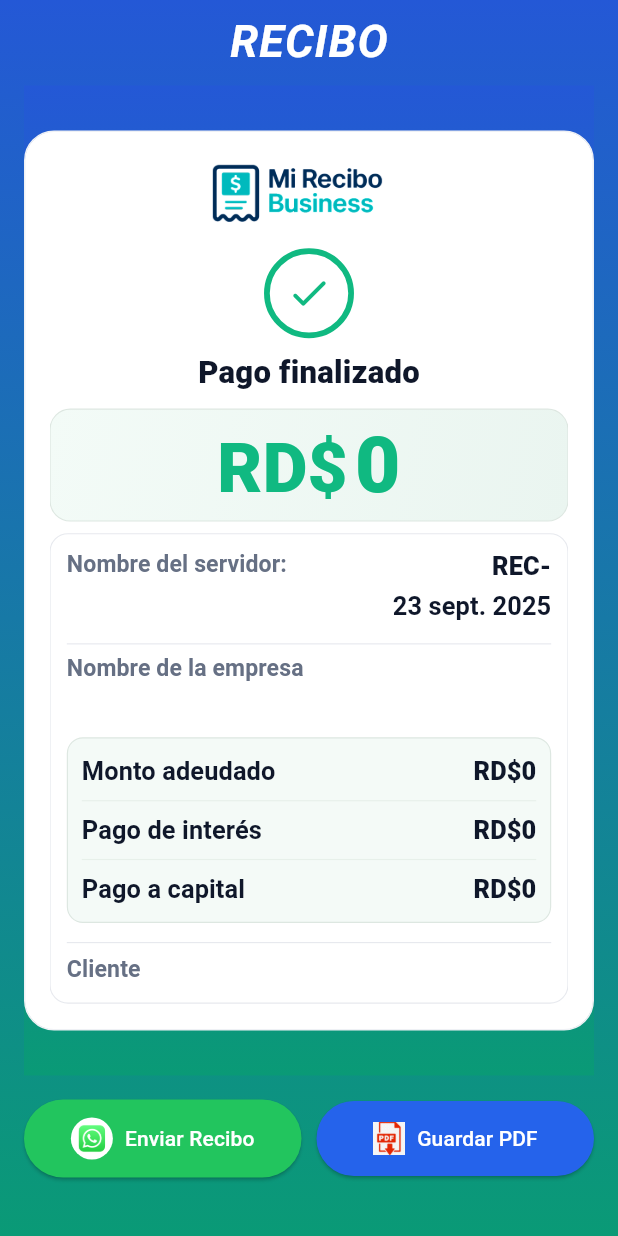
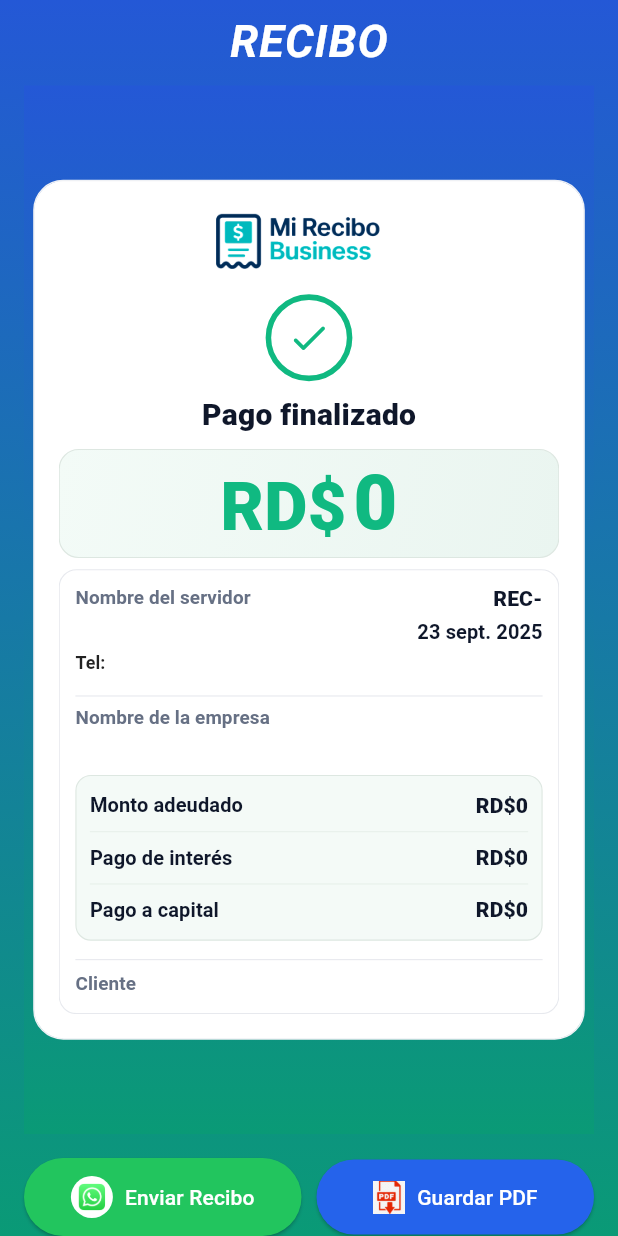
Before and after one commit to Luis2Sosa/mi_recibo_business, a Flutter app: the ReciboScreen screen opened directly with empty values, on a phone screen of 412 x 824 dp. Run offline on Flutter 3.47's test engine with Material 3 defaults, Android fonts, the phone set to English and light mode, and no system bars; our stand-ins replace cloud_firestore, firebase_auth, firebase_core, google_fonts, google_sign_in, pdf and 1 more; missing offline and left inert: flutter_file_dialog; accounts and stored records are empty; Roboto replaces fonts that are missing (Playfair).

Commit message:
Ajustando detalles del recibo

```diff
--- a/lib/ui/recibo_screen.dart
+++ b/lib/ui/recibo_screen.dart
@@ -79,6 +79,8 @@ class ReciboUIConfig {
   final Color btnWhatsapp;
   final Color btnPdf;
 
+  final dynamic phoneStyle;
+
   const ReciboUIConfig({
     // Fondo
     this.gradientBegin = Alignment.topLeft,
@@ -155,29 +157,35 @@ class ReciboUIConfig {
 
     // Textos
     this.labelStyle = const TextStyle(
-      fontSize: 20, // ↑
+      fontSize: 17, // antes 20
       color: Color(0xFF667084),
       fontWeight: FontWeight.w600,
       letterSpacing: .1,
     ),
     this.valueStyle = const TextStyle(
-      fontSize: 22, // ↑
+      fontSize: 18, // antes 22
       color: Color(0xFF0F172A),
       fontWeight: FontWeight.w800,
       letterSpacing: .1,
     ),
     this.valueStrongStyle = const TextStyle(
-      fontSize: 22, // ↑
+      fontSize: 19, // antes 22
       color: Color(0xFF0F172A),
       fontWeight: FontWeight.w900,
       letterSpacing: .1,
     ),
     this.valueClientStyle = const TextStyle(
-      fontSize: 23, // ↑
+      fontSize: 20, // antes 23
       color: Color(0xFF0F172A),
       fontWeight: FontWeight.w900,
       letterSpacing: .2,
     ),
+    this.phoneStyle = const TextStyle(
+      fontSize: 16,
+      color: Color(0xFF667084),
+      fontWeight: FontWeight.w600,
+    ),
+
 
     // Botones
     this.btnWhatsapp = const Color(0xFF22C55E),
@@ -334,31 +342,54 @@ class _ReciboScreenState extends State<ReciboScreen> {
 
   Future<Uint8List> _capturarArea() async {
     final boundary = _captureKey.currentContext!.findRenderObject() as RenderRepaintBoundary;
-    final ui.Image image = await boundary.toImage(pixelRatio: 3.0);
+    final ui.Image image = await boundary.toImage(pixelRatio: 4.0);
     final byteData = await image.toByteData(format: ui.ImageByteFormat.png);
     return byteData!.buffer.asUint8List();
   }
 
   Future<void> _compartirWhatsApp() async {
     try {
-      final bytes = await _capturarArea();
+      // 1) Capturamos el área como imagen
+      final boundary = _captureKey.currentContext!.findRenderObject() as RenderRepaintBoundary;
+      final ui.Image image = await boundary.toImage(pixelRatio: 3.0); // 3.0 está bien; WhatsApp comprime igual
+      final byteData = await image.toByteData(format: ui.ImageByteFormat.png);
+      final pngBytes = byteData!.buffer.asUint8List();
+
+      // 2) La metemos dentro de un PDF (sin pérdida)
+      final pdf = pw.Document();
+      final img = pw.MemoryImage(pngBytes);
+      final pageFormat = PdfPageFormat(image.width.toDouble(), image.height.toDouble());
+      pdf.addPage(
+        pw.Page(
+          pageFormat: pageFormat,
+          margin: pw.EdgeInsets.zero,
+          build: (_) => pw.Image(img, fit: pw.BoxFit.cover),
+        ),
+      );
+      final pdfBytes = await pdf.save();
+
+      // 3) Compartimos el PDF por el share sheet (WhatsApp lo respeta nítido)
       final caption = 'Recibo $_reciboFmt - ${_fmtFecha(widget.fecha)}';
       await Share.shareXFiles(
-        [XFile.fromData(bytes, name: 'recibo-$_reciboFmt.png', mimeType: 'image/png')],
+        [XFile.fromData(pdfBytes, name: 'recibo-$_reciboFmt.pdf', mimeType: 'application/pdf')],
         text: caption,
         subject: 'Recibo $_reciboFmt',
       );
-    } catch (_) {
+    } catch (e) {
+      // fallback opcional: si algo falla, comparte la imagen (no será tan nítida)
+      try {
         final bytes = await _capturarArea();
         await Share.shareXFiles(
           [XFile.fromData(bytes, name: 'recibo-$_reciboFmt.png', mimeType: 'image/png')],
-        text: 'Recibo $_reciboFmt',
+          text: 'Recibo $_reciboFmt - ${_fmtFecha(widget.fecha)}',
           subject: 'Recibo $_reciboFmt',
         );
+      } catch (_) {}
     } finally {
       _volverAClientes();
     }
   }
+
 
   Future<void> _guardarPdfYVolver() async {
     final boundary = _captureKey.currentContext!.findRenderObject() as RenderRepaintBoundary;
@@ -394,7 +425,7 @@ class _ReciboScreenState extends State<ReciboScreen> {
   @override
   Widget build(BuildContext context) {
     final cfg = this.cfg;
-    final double captureHeight = cfg.cardHeight + 60;
+    final double captureHeight = MediaQuery.of(context).size.height * 0.9;
 
     return WillPopScope(
       onWillPop: () async {
@@ -427,23 +458,30 @@ class _ReciboScreenState extends State<ReciboScreen> {
                   ),
 
                 // ====== CAPTURABLE: Fondo + Recibo centrado ======
-                Padding(
+                Expanded(
+                  child: Padding(
                     padding: const EdgeInsets.fromLTRB(16, 8, 16, 8),
                     child: RepaintBoundary(
                       key: _captureKey,
-                    child: Container(
-                      height: captureHeight,
+                      child: LayoutBuilder(
+                        builder: (context, constraints) {
+                          // Altura máxima disponible para la tarjeta (dejamos aire arriba/abajo)
+                          final double maxCardH = (constraints.maxHeight * 0.82).clamp(520.0, 760.0);
+
+                          return Container(
+                            // 👇 ocupa todo el alto disponible del Expanded (no se corta)
+                            height: double.infinity,
                             decoration: const BoxDecoration(
                               gradient: LinearGradient(
                                 begin: Alignment.topCenter,
                                 end: Alignment.bottomCenter,
-                          colors: [AppTheme.gradTop, AppTheme.gradBottom], // ✅ mismo fondo de la app
+                                colors: [AppTheme.gradTop, AppTheme.gradBottom],
                               ),
                             ),
                             child: Center(
                               child: _PlainCardShell(
                                 radius: cfg.cardRadius,
-                          height: cfg.cardHeight,
+                                height: maxCardH,                 // 👈 la tarjeta se adapta
                                 padding: cfg.cardPadding,
                                 child: FittedBox(
                                   fit: BoxFit.contain,
@@ -474,9 +512,14 @@ class _ReciboScreenState extends State<ReciboScreen> {
                                 ),
                               ),
                             ),
+                          );
+                        },
                       ),
                     ),
                   ),
+                ),
+
+
 
 
                 const SizedBox(height: 8),
@@ -725,9 +768,32 @@ class _ReceiptContent extends StatelessWidget {
                         child: Column(
                           crossAxisAlignment: CrossAxisAlignment.start,
                           children: [
-                            label('Nombre del servidor:'),
+                            label('Nombre del servidor'),
                             const SizedBox(height: 4),
                             value(servidor),
+                            const SizedBox(height: 4),
+                            Row(
+                              children: [
+                                Text(
+                                  'Tel:',
+                                  style: cfg.valueStyle.copyWith(
+                                    fontSize: 16,          // un poquito más grande
+                                    fontWeight: FontWeight.w700,
+                                    color: Colors.black87, // buen contraste
+                                  ),
+                                ),
+                                const SizedBox(width: 6),
+                                Text(
+                                  telefonoServidor,
+                                  style: cfg.valueStyle.copyWith(
+                                    fontSize: 18,          // más grande que el label
+                                    fontWeight: FontWeight.w600,
+                                    color: Colors.black87,
+                                  ),
+                                ),
+                              ],
+                            ),
+
                           ],
                         ),
                       ),
```
Also changed, not shown: lib/ui/perfil_prestamista_screen.dart (+77 -9 lines). Lines whose indentation alone changed are shown as unchanged.
